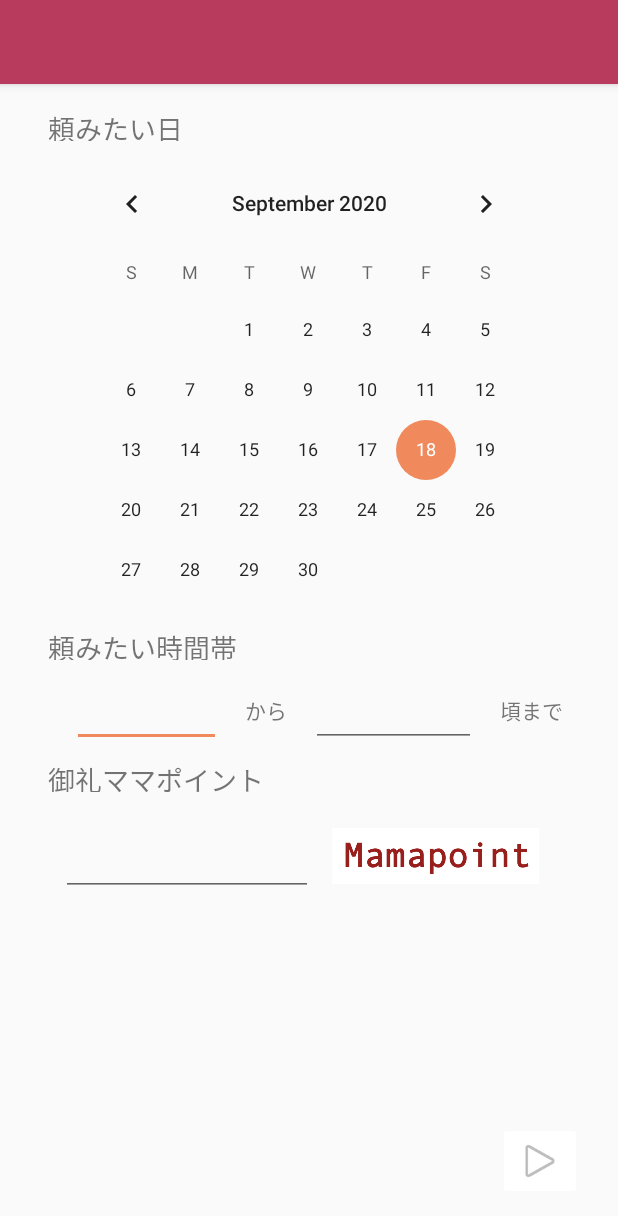
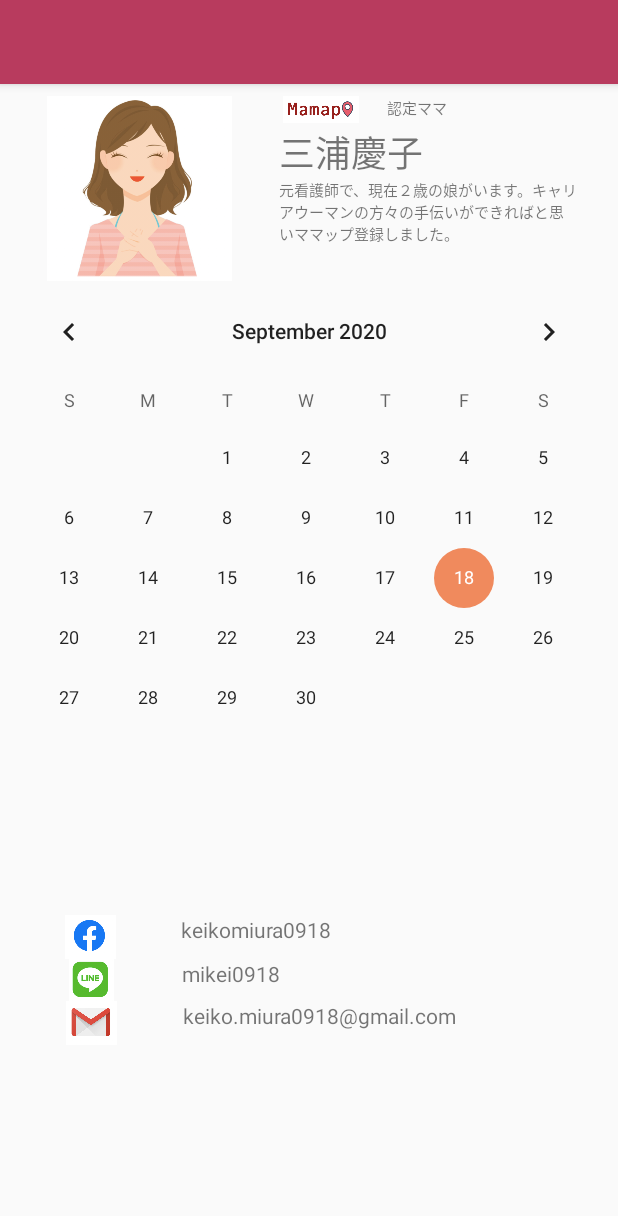
Before and after one commit to NumberPlace5/AppForMothers, an Android app: the CalendarActivity2 screen opened directly, with no data from a screen before it, on a phone screen of 412 x 824 dp. Shown: the top 1216 px of the screen. Run offline under Robolectric (Android 15) with nearby library versions, the phone set to English and light mode, and no system bars.

Commit message:
完成品です

```diff
--- a/app/src/main/java/events/tgh2020/slidemap/CalendarActivity2.java
+++ b/app/src/main/java/events/tgh2020/slidemap/CalendarActivity2.java
@@ -1,16 +1,35 @@
 package events.tgh2020.slidemap;
 
 import android.os.Bundle;
+import android.widget.CalendarView;
+import android.widget.Toast;
 
+import androidx.annotation.NonNull;
 import androidx.appcompat.app.AppCompatActivity;
 
+import java.util.Calendar;
+
 public class CalendarActivity2 extends AppCompatActivity {
-
+    private Calendar lastSelectDate = Calendar.getInstance();
     @Override
     protected void onCreate(Bundle savedInstanceState) {
         super.onCreate(savedInstanceState);
-        setContentView(R.layout.activity_calendar);
+        setContentView(R.layout.activity_mamaprofileschedule);
         String name = getIntent().getStringExtra("name");
         setTitle(name);
+        CalendarView calendarView = findViewById(R.id.calendar);
+        calendarView.setOnDateChangeListener(new CalendarView.OnDateChangeListener() {
+            @Override
+            public void onSelectedDayChange(@NonNull CalendarView view, int year, int month, int dateOfMonth) {
+                Calendar date = Calendar.getInstance();
+                date.set(year, month, dateOfMonth);
+                if (date.get(Calendar.DAY_OF_WEEK) == Calendar.WEDNESDAY) {
+                    Toast.makeText(CalendarActivity2.this, "その日付は予定がすでに入っています", Toast.LENGTH_SHORT).show();
+                    view.setDate(lastSelectDate.getTimeInMillis());
+                } else {
+                    lastSelectDate.set(year, month, dateOfMonth);
+                }
+            }
+        });
     }
 }
--- /dev/null
+++ b/app/src/main/res/layout/activity_mamaprofileschedule.xml
@@ -0,0 +1,166 @@
+<?xml version="1.0" encoding="utf-8"?>
+<androidx.constraintlayout.widget.ConstraintLayout
+    xmlns:android="http://schemas.android.com/apk/res/android"
+    xmlns:app="http://schemas.android.com/apk/res-auto"
+    xmlns:tools="http://schemas.android.com/tools"
+    android:layout_width="match_parent"
+    android:layout_height="match_parent">
+
+    <LinearLayout
+        android:id="@+id/linearLayout4"
+        android:layout_width="405dp"
+        android:layout_height="123dp"
+        android:layout_marginTop="8dp"
+        android:orientation="horizontal"
+        app:layout_constraintTop_toTopOf="parent"
+        tools:layout_editor_absoluteX="1dp">
+
+        <ImageView
+            android:id="@+id/imageView2"
+            android:layout_width="154dp"
+            android:layout_height="match_parent"
+            android:layout_marginLeft="16dp"
+            app:srcCompat="@drawable/screen_shot_2020_09_17_at_15_51_54" />
+
+        <LinearLayout
+            android:layout_width="247dp"
+            android:layout_height="match_parent"
+            android:orientation="vertical">
+
+            <LinearLayout
+                android:layout_width="match_parent"
+                android:layout_height="19dp"
+                android:orientation="horizontal">
+
+                <ImageView
+                    android:id="@+id/imageView3"
+                    android:layout_width="88dp"
+                    android:layout_height="18dp"
+                    app:srcCompat="@drawable/screen_shot_2020_09_17_at_11_24_55" />
+
+                <TextView
+                    android:id="@+id/textView10"
+                    android:layout_width="139dp"
+                    android:layout_height="16dp"
+                    android:layout_weight="1"
+                    android:text="認定ママ"
+                    android:textSize="10sp" />
+            </LinearLayout>
+
+            <TextView
+                android:id="@+id/textView16"
+                android:layout_width="match_parent"
+                android:layout_height="wrap_content"
+                android:layout_marginLeft="16dp"
+                android:text="三浦慶子"
+                android:textSize="24sp" />
+
+            <TextView
+                android:id="@+id/textView17"
+                android:layout_width="match_parent"
+                android:layout_height="wrap_content"
+                android:layout_marginLeft="16dp"
+                android:layout_marginRight="32dp"
+                android:text="元看護師で、現在２歳の娘がいます。キャリアウーマンの方々の手伝いができればと思いママップ登録しました。"
+                android:textSize="10sp" />
+
+        </LinearLayout>
+    </LinearLayout>
+
+    <LinearLayout
+        android:layout_width="411dp"
+        android:layout_height="122dp"
+        android:layout_marginTop="8dp"
+        android:layout_marginBottom="16dp"
+        android:orientation="vertical"
+        app:layout_constraintBottom_toBottomOf="parent"
+        app:layout_constraintTop_toBottomOf="@+id/calendar"
+        tools:layout_editor_absoluteX="-3dp">
+
+        <LinearLayout
+            android:layout_width="match_parent"
+            android:layout_height="29dp"
+            android:orientation="horizontal">
+
+            <ImageView
+                android:id="@+id/imageView5"
+                android:layout_width="26dp"
+                android:layout_height="wrap_content"
+                android:layout_weight="1"
+                app:srcCompat="@drawable/screen_shot_2020_09_18_at_9_50_38" />
+
+            <TextView
+                android:id="@+id/textView21"
+                android:layout_width="wrap_content"
+                android:layout_height="wrap_content"
+                android:layout_weight="1"
+                android:text="keikomiura0918" />
+
+            <TextView
+                android:id="@+id/textView24"
+                android:layout_width="wrap_content"
+                android:layout_height="wrap_content"
+                android:layout_weight="1" />
+        </LinearLayout>
+
+        <LinearLayout
+            android:layout_width="match_parent"
+            android:layout_height="28dp"
+            android:orientation="horizontal">
+
+            <ImageView
+                android:id="@+id/imageView7"
+                android:layout_width="9dp"
+                android:layout_height="match_parent"
+                android:layout_weight="1"
+                app:srcCompat="@drawable/screen_shot_2020_09_18_at_9_50_56" />
+
+            <TextView
+                android:id="@+id/textView22"
+                android:layout_width="wrap_content"
+                android:layout_height="wrap_content"
+                android:layout_weight="1"
+                android:text="mikei0918" />
+
+            <TextView
+                android:id="@+id/textView25"
+                android:layout_width="wrap_content"
+                android:layout_height="wrap_content"
+                android:layout_weight="1" />
+        </LinearLayout>
+
+        <LinearLayout
+            android:layout_width="match_parent"
+            android:layout_height="29dp"
+            android:orientation="horizontal">
+
+            <ImageView
+                android:id="@+id/imageView8"
+                android:layout_width="68dp"
+                android:layout_height="match_parent"
+                android:layout_weight="1"
+                app:srcCompat="@drawable/screen_shot_2020_09_18_at_9_51_09" />
+
+            <TextView
+                android:id="@+id/textView23"
+                android:layout_width="181dp"
+                android:layout_height="match_parent"
+                android:layout_weight="1"
+                android:text="keiko.miura0918@gmail.com" />
+
+            <TextView
+                android:id="@+id/textView26"
+                android:layout_width="wrap_content"
+                android:layout_height="wrap_content"
+                android:layout_weight="1" />
+        </LinearLayout>
+    </LinearLayout>
+
+    <CalendarView
+        android:id="@+id/calendar"
+        android:layout_width="match_parent"
+        android:layout_height="wrap_content"
+        android:selectedWeekBackgroundColor="@android:color/holo_orange_light"
+        app:layout_constraintTop_toBottomOf="@+id/linearLayout4"
+        tools:layout_editor_absoluteX="-7dp" />
+</androidx.constraintlayout.widget.ConstraintLayout>
```
Also changed, not shown: app/src/main/AndroidManifest.xml (+18 -6 lines), app/src/main/java/events/tgh2020/slidemap/FirstActivity.java (added, +27 -0 lines), app/src/main/java/events/tgh2020/slidemap/inputActivity.java (added, +27 -0 lines), app/src/main/res/drawable/frame_style.xml (added, +11 -0 lines), app/src/main/res/drawable/frame_style2.xml (added, +12 -0 lines), app/src/main/res/layout/activity_first.xml (added, +41 -0 lines), app/src/main/res/layout/activity_input.xml (added, +81 -0 lines), app/src/main/res/layout/activity_main.xml (+15 -7 lines), app/src/main/res/layout/activity_point.xml (+14 -19 lines), app/src/main/res/layout/activity_select.xml (+16 -6 lines), app/src/main/res/drawable-v24/screen_shot_mamap.png (added), app/src/main/res/drawable/mamapoint_clear.png (added), app/src/main/res/drawable/screen_shot_2020_09_17_at_11_24_55.png (added), app/src/main/res/drawable/screen_shot_2020_09_18_at_9_50_38.png (added), 2 more files.
